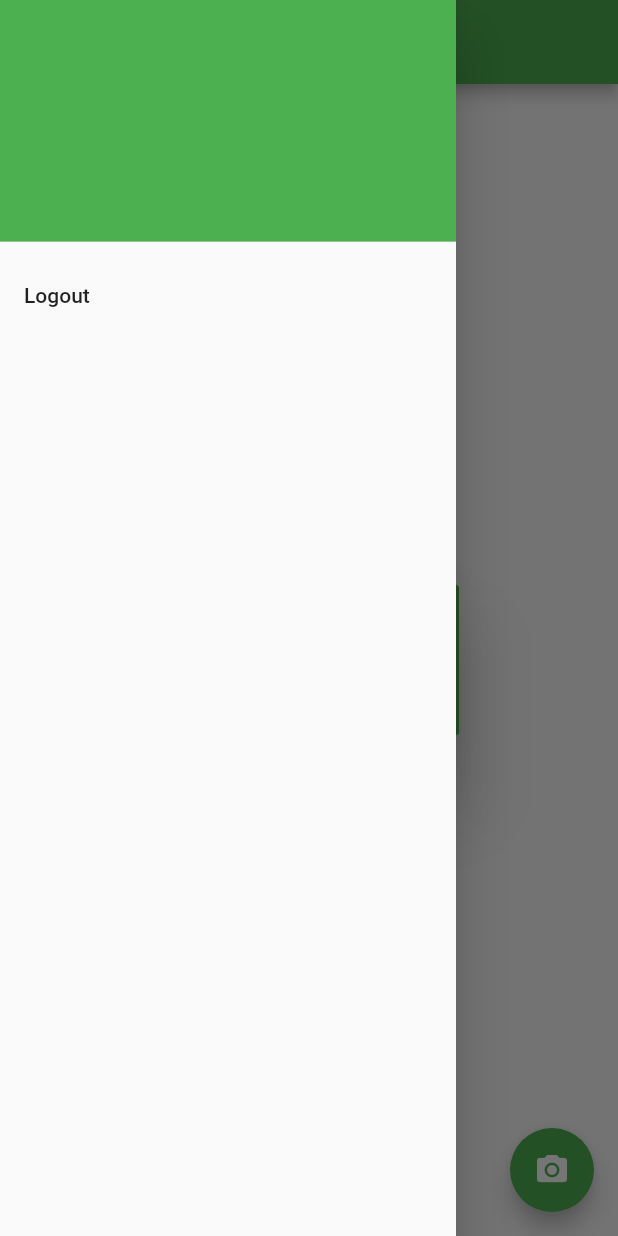
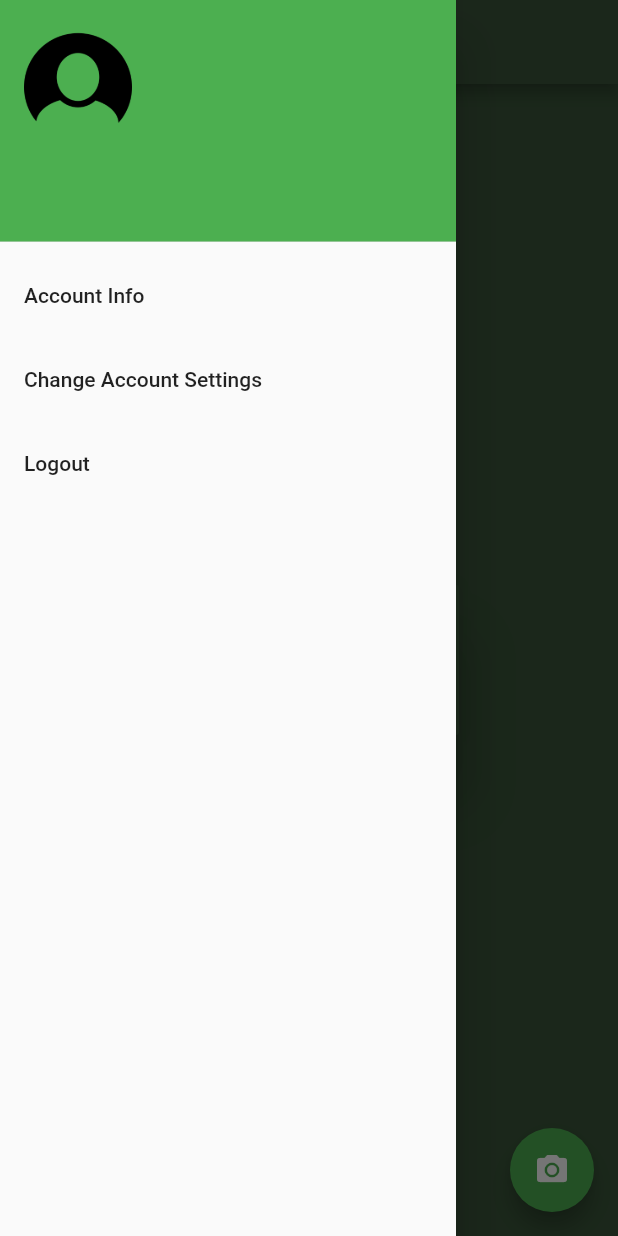
Before and after one commit to vukoh/edible, a Flutter app: the HomeScreen screen opened directly with empty values, with the side drawer open, on a phone screen of 412 x 824 dp. Run offline on Flutter 3.47's test engine with Material 2 defaults, Android fonts, the phone set to English and light mode, and no system bars; our stand-ins replace image_picker, sqflite; accounts and stored records are empty; network calls fail.

Commit message:
Added information page

```diff
--- a/lib/data/database_helper.dart
+++ b/lib/data/database_helper.dart
@@ -23,7 +23,7 @@ class DatabaseHelper {
 
   initDb() async {
     io.Directory documentsDirectory = await getApplicationDocumentsDirectory();
-    String path = join(documentsDirectory.path, "main.db");
+    String path = join(documentsDirectory.path, "userInfo.db");
     var theDb = await openDatabase(path, version: 1, onCreate: _onCreate);
     return theDb;
   }
@@ -32,7 +32,7 @@ class DatabaseHelper {
   void _onCreate(Database db, int version) async {
     // When creating the db, create the table
     await db.execute(
-    "CREATE TABLE User(id INTEGER PRIMARY KEY, username TEXT, password TEXT, dietaryRestriction TEXT)");
+    "CREATE TABLE User(id INTEGER PRIMARY KEY, userID TEXT, firstName TEXT, lastName TEXT, username TEXT, password TEXT, dietaryRestriction TEXT, language TEXT)");
     print("Created tables");
   }
 
--- a/lib/models/user.dart
+++ b/lib/models/user.dart
@@ -1,33 +1,53 @@
 class User {
+
+  String _userID;
+  String _firstName;
+  String _lastName;
   String _username;
   String _password;
   String _dietaryRestriction;
+  String _language;
 
-  User(this._username, this._password, this._dietaryRestriction);
+  User(this._username, this._userID, this._firstName
+   , this._lastName, this._password, this._dietaryRestriction, this._language);
 
   User.mapfromDatabase(dynamic obj) {
     print(obj);
+    this._userID = obj["userID"];
+    this._firstName = obj["firstName"];
+    this._lastName = obj["lastName"];
     this._username = obj["username"];
     this._password = obj["password"];
     this._dietaryRestriction = obj["dietaryRestriction"];
+    this._language = obj["language"];
   }
 
   User.map(dynamic obj) {
     print(obj);
+    this._userID = obj["_id"];
+    this._firstName = obj["firstName"];
+    this._lastName = obj["lastName"];
     this._username = obj["email"];
     this._password = obj["password"];
     this._dietaryRestriction = obj["dietaryRestriction"];
+    this._language = obj["language"];
   }
-
+  String get id => _userID;
+  String get firstName => _firstName;
+  String get lastName => _lastName;
   String get username => _username;
   String get password => _password;
   String get dietaryRestriction => _dietaryRestriction;
 
   Map<String, dynamic> toMap() {
     var map = new Map<String, dynamic>();
+    map["id"] = _userID;
+    map["firstName"] = _firstName;
+    map["lastName"] = _lastName;
     map["username"] = _username;
     map["password"] = _password;
     map["dietaryRestriction"] = _dietaryRestriction;
+    map["language"] = _language;
 
     return map;
   }
--- a/lib/screens/home/home_screen.dart
+++ b/lib/screens/home/home_screen.dart
@@ -3,6 +3,7 @@ import 'package:edible/results.dart';
 import 'package:edible/search.dart';
 import 'package:edible/data/database_helper.dart';
 import 'package:edible/models/user.dart';
+import 'package:edible/screens/accountInfo/accountInfo_screen.dart';
 
 class HomeScreen extends StatelessWidget {
   HomeScreen({Key key, this.title, this.user}) : super(key: key);
@@ -17,6 +18,7 @@ class HomeScreen extends StatelessWidget {
     return Scaffold(
       appBar: AppBar(
         title: Text(this.title),
+        backgroundColor: Color.fromRGBO(58, 86, 58, 1.0),
       ),
       body: Center(
         child: Column(
@@ -33,26 +35,45 @@ class HomeScreen extends StatelessWidget {
                         );
                       },
                       elevation: 20.0,
-                      color: Colors.green,
-                      child: Text('Search an Ingredient')))
+                      color: Color.fromRGBO(64, 96, 64, .9),
+                      child: Text(
+                        'Search an Ingredient',
+                        style: TextStyle(color: Colors.white),
+                      )))
             ]),
       ),
       drawer: new Drawer(
         child: ListView(
           children: <Widget>[
             new UserAccountsDrawerHeader(
-              accountName: new Text(user.password),
-              accountEmail: new Text(user.username),
+                accountName: new Text(user.firstName + " " + user.lastName),
+                accountEmail: new Text(user.username),
+                currentAccountPicture:
+                    Image(image: AssetImage('images/acc_icon.png'))),
+            new ListTile(
+              title: new Text('Account Info'),
+              onTap: () {
+                Navigator.push(
+                    context,
+                    MaterialPageRoute(
+                        builder: (context) => new AccountInfoScreen()));
+              },
+            ),
+            new ListTile(
+              title: new Text('Change Account Settings'),
+              onTap: () {},
             ),
             new ListTile(
               title: new Text('Logout'),
-              onTap: (){
+              onTap: () {
                 db.deleteUsers();
                 Navigator.of(context).pushReplacementNamed('/login');
               },
             )
           ],
-        ),),
+        ),
+      ),
+      backgroundColor: Color.fromRGBO(58, 86, 58, 1.0),
       floatingActionButton: FloatingActionButton(
         child: Icon(Icons.camera_alt),
         onPressed: () {
--- a/pubspec.yaml
+++ b/pubspec.yaml
@@ -55,6 +55,7 @@ flutter:
 
   assets:
    - images/hi.jpg
+   - images/acc_icon.png
 
   # To add assets to your application, add an assets section, like this:
   # assets:
```
Also changed, not shown: lib/screens/accountInfo/accountInfo_screen.dart (added, +113 -0 lines), images/acc_icon.png (added), pubspec.lock, 1 other file.
